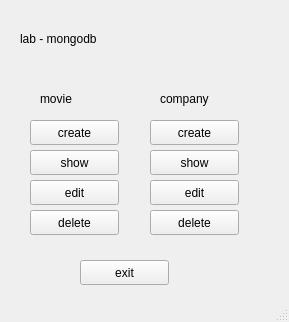
This is app/ui/menu_window.ui in ochesto/lab-mongodb-bda as Qt 5 draws it before an edit. The edited form follows.
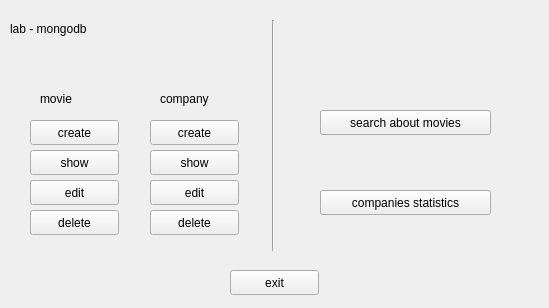
This is the edited form.

Commit message: add statistics windows

```diff
--- a/app/ui/menu_window.ui
+++ b/app/ui/menu_window.ui
@@ -6,8 +6,8 @@
    <rect>
     <x>0</x>
     <y>0</y>
-    <width>289</width>
-    <height>322</height>
+    <width>549</width>
+    <height>308</height>
    </rect>
   </property>
   <property name="windowTitle">
@@ -17,8 +17,8 @@
    <widget class="QLabel" name="label_lab">
     <property name="geometry">
      <rect>
-      <x>20</x>
-      <y>30</y>
+      <x>10</x>
+      <y>20</y>
       <width>151</width>
       <height>17</height>
      </rect>
@@ -160,8 +160,8 @@
    <widget class="QPushButton" name="button_exit">
     <property name="geometry">
      <rect>
-      <x>80</x>
-      <y>260</y>
+      <x>230</x>
+      <y>270</y>
       <width>89</width>
       <height>25</height>
      </rect>
@@ -170,8 +170,46 @@
      <string>exit</string>
     </property>
    </widget>
+   <widget class="Line" name="line">
+    <property name="geometry">
+     <rect>
+      <x>263</x>
+      <y>20</y>
+      <width>20</width>
+      <height>231</height>
+     </rect>
+    </property>
+    <property name="orientation">
+     <enum>Qt::Vertical</enum>
+    </property>
+   </widget>
+   <widget class="QPushButton" name="button_search_movies">
+    <property name="geometry">
+     <rect>
+      <x>320</x>
+      <y>110</y>
+      <width>171</width>
+      <height>25</height>
+     </rect>
+    </property>
+    <property name="text">
+     <string>search about movies</string>
+    </property>
+   </widget>
+   <widget class="QPushButton" name="button_statistics">
+    <property name="geometry">
+     <rect>
+      <x>320</x>
+      <y>190</y>
+      <width>171</width>
+      <height>25</height>
+     </rect>
+    </property>
+    <property name="text">
+     <string>companies statistics</string>
+    </property>
+   </widget>
   </widget>
-  <widget class="QStatusBar" name="statusBar"/>
  </widget>
  <layoutdefault spacing="6" margin="11"/>
  <resources/>
```
The commit also changes 11 other files.
